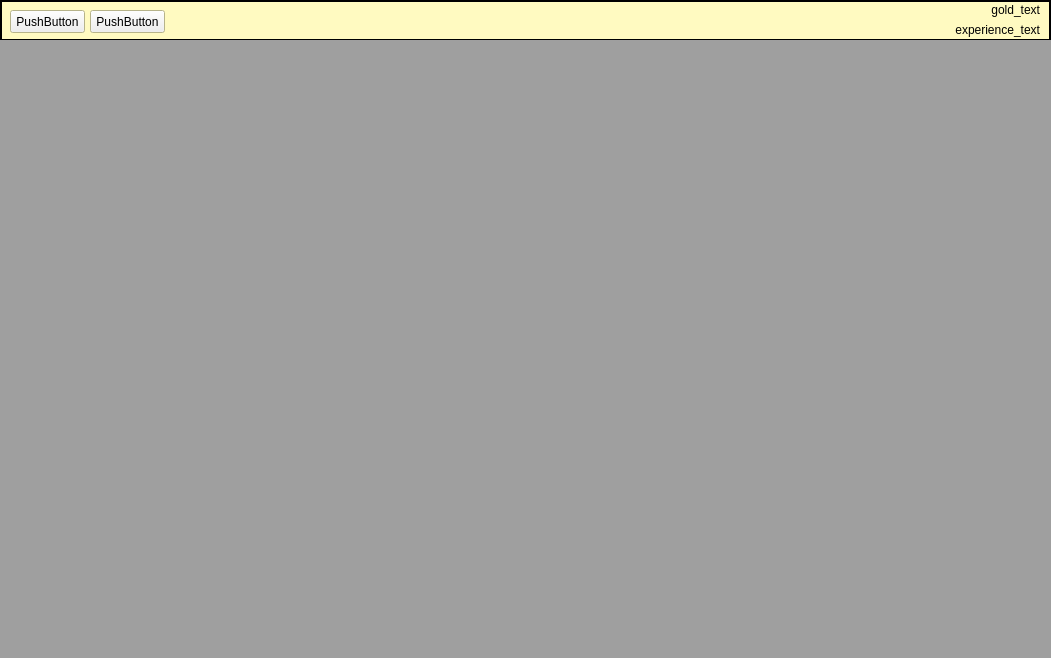
rcuhljr/mordor-reboot, file source/Moredor/gameform.ui: the form before one commit.
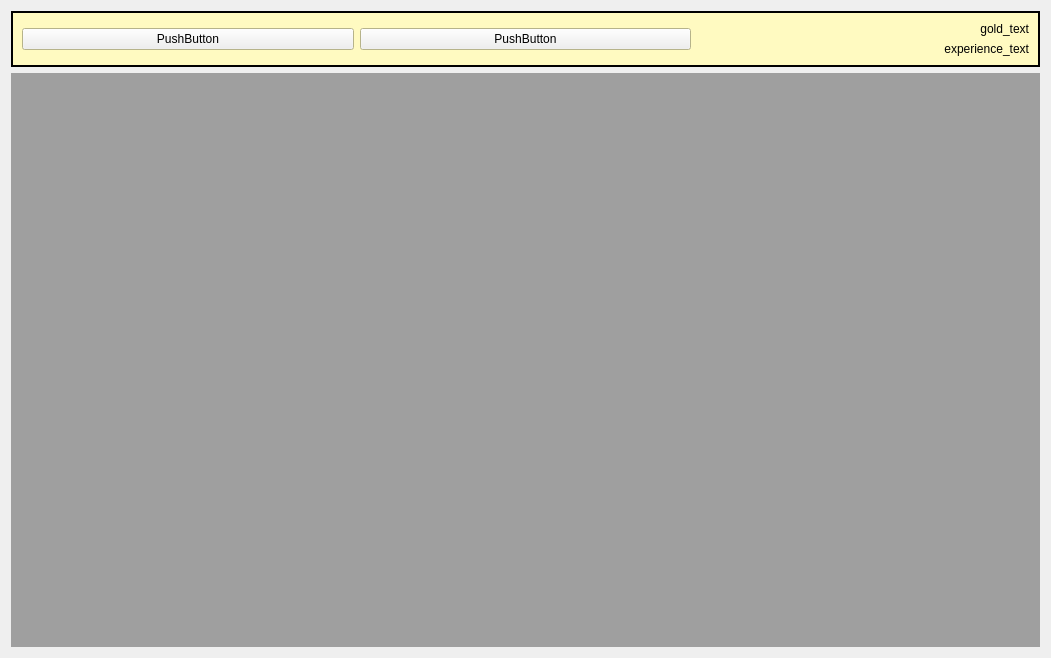
The form after the commit.

Commit message: window resizing fixed.

```diff
--- a/source/Moredor/gameform.ui
+++ b/source/Moredor/gameform.ui
@@ -10,20 +10,23 @@
     <height>658</height>
    </rect>
   </property>
+  <property name="sizePolicy">
+   <sizepolicy hsizetype="Expanding" vsizetype="Expanding">
+    <horstretch>0</horstretch>
+    <verstretch>0</verstretch>
+   </sizepolicy>
+  </property>
   <property name="windowTitle">
    <string>Form</string>
   </property>
+  <layout class="QGridLayout" name="gridLayout">
+   <property name="sizeConstraint">
+    <enum>QLayout::SetNoConstraint</enum>
+   </property>
+   <item row="0" column="0">
   <widget class="QFrame" name="frame">
-   <property name="geometry">
-    <rect>
-     <x>0</x>
-     <y>0</y>
-     <width>1051</width>
-     <height>41</height>
-    </rect>
-   </property>
    <property name="sizePolicy">
-    <sizepolicy hsizetype="Preferred" vsizetype="Preferred">
+      <sizepolicy hsizetype="Expanding" vsizetype="Fixed">
      <horstretch>0</horstretch>
      <verstretch>0</verstretch>
     </sizepolicy>
@@ -101,41 +104,23 @@
    <property name="lineWidth">
     <number>2</number>
    </property>
+     <layout class="QGridLayout" name="gridLayout_2">
+      <item row="0" column="0" rowspan="2">
    <widget class="QPushButton" name="pushButton">
-    <property name="geometry">
-     <rect>
-      <x>10</x>
-      <y>10</y>
-      <width>75</width>
-      <height>23</height>
-     </rect>
-    </property>
     <property name="text">
      <string>PushButton</string>
     </property>
    </widget>
+      </item>
+      <item row="0" column="1" rowspan="2">
    <widget class="QPushButton" name="pushButton_2">
-    <property name="geometry">
-     <rect>
-      <x>90</x>
-      <y>10</y>
-      <width>75</width>
-      <height>23</height>
-     </rect>
-    </property>
     <property name="text">
      <string>PushButton</string>
     </property>
    </widget>
+      </item>
+      <item row="0" column="2">
    <widget class="QLabel" name="goldLabel">
-    <property name="geometry">
-     <rect>
-      <x>740</x>
-      <y>0</y>
-      <width>300</width>
-      <height>20</height>
-     </rect>
-    </property>
     <property name="text">
      <string>gold_text</string>
     </property>
@@ -143,15 +128,9 @@
      <set>Qt::AlignRight|Qt::AlignTrailing|Qt::AlignVCenter</set>
     </property>
    </widget>
+      </item>
+      <item row="1" column="2">
    <widget class="QLabel" name="experienceLabel">
-    <property name="geometry">
-     <rect>
-      <x>740</x>
-      <y>20</y>
-      <width>300</width>
-      <height>20</height>
-     </rect>
-    </property>
     <property name="text">
      <string>experience_text</string>
     </property>
@@ -159,17 +138,18 @@
      <set>Qt::AlignRight|Qt::AlignTrailing|Qt::AlignVCenter</set>
     </property>
    </widget>
-  </widget>
+      </item>
+     </layout>
+    </widget>
+   </item>
+   <item row="1" column="0">
   <widget class="QMdiArea" name="gameArea">
-   <property name="geometry">
-    <rect>
-     <x>0</x>
-     <y>40</y>
-     <width>1051</width>
-     <height>621</height>
-    </rect>
-   </property>
-  </widget>
+     <property name="sizeAdjustPolicy">
+      <enum>QAbstractScrollArea::AdjustIgnored</enum>
+     </property>
+    </widget>
+   </item>
+  </layout>
  </widget>
  <resources/>
  <connections/>
```
Lines whose indentation alone changed are shown as unchanged. The commit also changes 2 other files.
